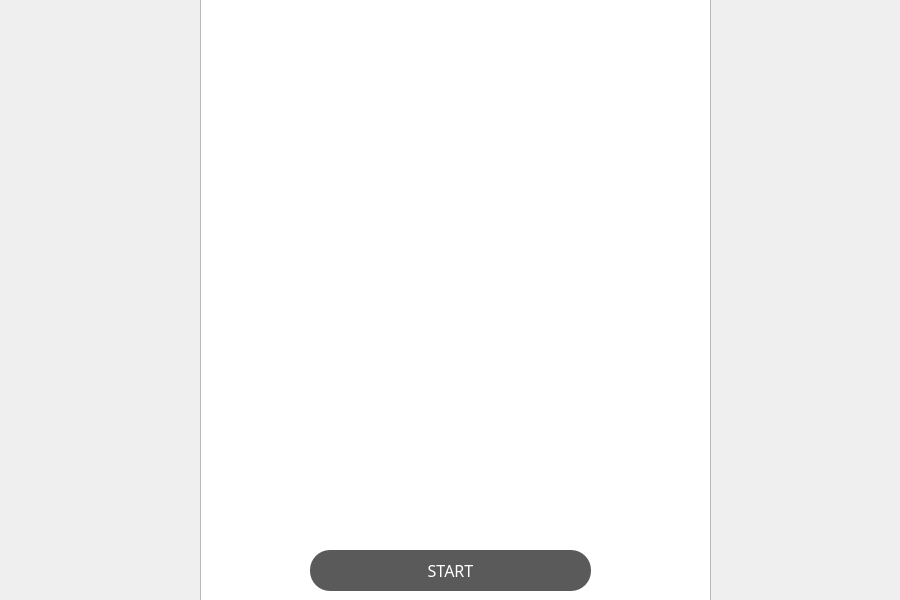
Above: mainwindow.ui from 262094/Financify before the change. Below: the same form after it.
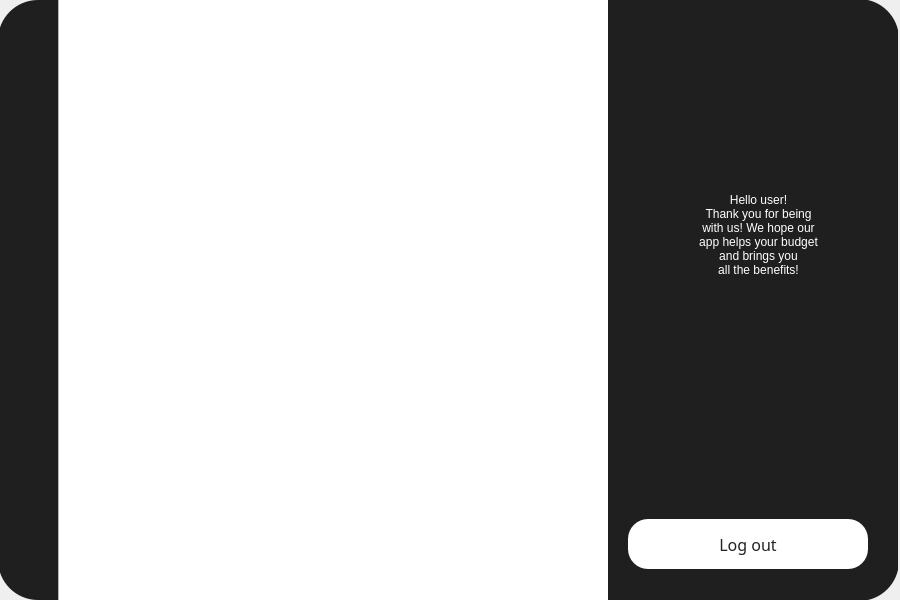
That is the form after the change. The open tabs and pages were chosen to show the change. Icons and pictures are not drawn.

```diff
--- a/mainwindow.ui
+++ b/mainwindow.ui
@@ -2186,6 +2186,324 @@
       </widget>
      </widget>
     </widget>
+    <widget class="QWidget" name="userspage">
+     <widget class="QWidget" name="leftMenuWidget_4" native="true">
+      <property name="enabled">
+       <bool>true</bool>
+      </property>
+      <property name="geometry">
+       <rect>
+        <x>-2</x>
+        <y>0</y>
+        <width>60</width>
+        <height>600</height>
+       </rect>
+      </property>
+      <property name="styleSheet">
+       <string notr="true">QWidget#leftMenuWidget_4{
+background-color: rgb(31,31,31);
+border-top-left-radius:40px;
+border-bottom-left-radius:40px;
+}</string>
+      </property>
+      <widget class="QPushButton" name="accountButton_4">
+       <property name="geometry">
+        <rect>
+         <x>16</x>
+         <y>130</y>
+         <width>28</width>
+         <height>28</height>
+        </rect>
+       </property>
+       <property name="styleSheet">
+        <string notr="true">QWidget#accountButton_4{
+image: url(:/new/prefix1/icons//user_clicked.svg);
+border: none;
+outline: none;
+}</string>
+       </property>
+       <property name="text">
+        <string/>
+       </property>
+       <property name="iconSize">
+        <size>
+         <width>20</width>
+         <height>20</height>
+        </size>
+       </property>
+       <property name="checkable">
+        <bool>false</bool>
+       </property>
+       <property name="flat">
+        <bool>true</bool>
+       </property>
+      </widget>
+      <widget class="QPushButton" name="chartButton_4">
+       <property name="enabled">
+        <bool>true</bool>
+       </property>
+       <property name="geometry">
+        <rect>
+         <x>16</x>
+         <y>200</y>
+         <width>28</width>
+         <height>28</height>
+        </rect>
+       </property>
+       <property name="styleSheet">
+        <string notr="true">QWidget#chartButton_4{
+	image: url(:/new/prefix1/icons/pie-chart.svg);
+border: none;
+outline: none;
+}
+</string>
+       </property>
+       <property name="text">
+        <string/>
+       </property>
+       <property name="iconSize">
+        <size>
+         <width>20</width>
+         <height>20</height>
+        </size>
+       </property>
+       <property name="checkable">
+        <bool>false</bool>
+       </property>
+       <property name="checked">
+        <bool>false</bool>
+       </property>
+       <property name="default">
+        <bool>false</bool>
+       </property>
+       <property name="flat">
+        <bool>true</bool>
+       </property>
+      </widget>
+      <widget class="QPushButton" name="homeButton_4">
+       <property name="geometry">
+        <rect>
+         <x>16</x>
+         <y>60</y>
+         <width>28</width>
+         <height>28</height>
+        </rect>
+       </property>
+       <property name="styleSheet">
+        <string notr="true">QWidget#homeButton_4{
+image: url(:/new/prefix1/icons/home.svg);
+border: none;
+outline: none;
+}</string>
+       </property>
+       <property name="text">
+        <string/>
+       </property>
+       <property name="iconSize">
+        <size>
+         <width>20</width>
+         <height>20</height>
+        </size>
+       </property>
+       <property name="checkable">
+        <bool>false</bool>
+       </property>
+       <property name="checked">
+        <bool>false</bool>
+       </property>
+       <property name="default">
+        <bool>false</bool>
+       </property>
+       <property name="flat">
+        <bool>true</bool>
+       </property>
+      </widget>
+     </widget>
+     <widget class="QWidget" name="mainMenuWidget_4" native="true">
+      <property name="geometry">
+       <rect>
+        <x>58</x>
+        <y>0</y>
+        <width>840</width>
+        <height>600</height>
+       </rect>
+      </property>
+      <property name="font">
+       <font>
+        <family>Poppins</family>
+        <pointsize>12</pointsize>
+        <bold>false</bold>
+       </font>
+      </property>
+      <property name="styleSheet">
+       <string notr="true">QWidget#mainMenuWidget_4{
+background-color: rgb(255, 255, 255);
+border-top-right-radius:40px;
+border-bottom-right-radius:40px;
+}
+</string>
+      </property>
+      <widget class="QWidget" name="widget_8" native="true">
+       <property name="geometry">
+        <rect>
+         <x>550</x>
+         <y>-1</y>
+         <width>291</width>
+         <height>602</height>
+        </rect>
+       </property>
+       <property name="styleSheet">
+        <string notr="true">QWidget#widget_8{
+	background-color: rgb(31, 31, 31);
+border-top-right-radius:40px;
+border-bottom-right-radius:40px;
+}
+</string>
+       </property>
+       <widget class="QWidget" name="widget_9" native="true">
+        <property name="geometry">
+         <rect>
+          <x>20</x>
+          <y>0</y>
+          <width>251</width>
+          <height>602</height>
+         </rect>
+        </property>
+        <property name="styleSheet">
+         <string notr="true">QWidget#widget_9{
+	background-color: rgb(31, 31, 31);
+border-top-right-radius:40px;
+border-bottom-right-radius:40px;
+}
+</string>
+        </property>
+        <widget class="QPushButton" name="closeButton_10">
+         <property name="geometry">
+          <rect>
+           <x>200</x>
+           <y>30</y>
+           <width>28</width>
+           <height>28</height>
+          </rect>
+         </property>
+         <property name="styleSheet">
+          <string notr="true">QWidget#closeButton_10{
+	image: url(:/new/prefix1/icons/close_2.png);
+}
+
+QWidget#closeButton_10:hover{
+	image:url(:/new/prefix1/icons/close_pressed.png);
+}
+
+QWidget#closeButton_10:pressed{
+border: none;
+outline: none;
+image:url(:/new/prefix1/icons/close_pressed.png);
+}
+</string>
+         </property>
+         <property name="text">
+          <string/>
+         </property>
+         <property name="iconSize">
+          <size>
+           <width>20</width>
+           <height>20</height>
+          </size>
+         </property>
+         <property name="flat">
+          <bool>true</bool>
+         </property>
+        </widget>
+        <widget class="QPushButton" name="logoutButton_2">
+         <property name="geometry">
+          <rect>
+           <x>0</x>
+           <y>520</y>
+           <width>240</width>
+           <height>50</height>
+          </rect>
+         </property>
+         <property name="font">
+          <font>
+           <family>Poppins</family>
+           <pointsize>12</pointsize>
+           <bold>false</bold>
+          </font>
+         </property>
+         <property name="styleSheet">
+          <string notr="true">QWidget#logoutButton_2{
+	background-color: rgb(255, 255, 255);
+	border-radius:20px;
+border: none;
+outline: none;
+	color: rgb(35,35,35);
+}
+
+QWidget#logoutButton_2:hover{
+	background-color: rgb(170, 170, 170);
+	border-radius:20px;
+	color: rgb(35,35,35);
+border: none;
+outline: none;
+}</string>
+         </property>
+         <property name="text">
+          <string>Log out</string>
+         </property>
+         <property name="flat">
+          <bool>true</bool>
+         </property>
+        </widget>
+        <widget class="QLabel" name="label_2">
+         <property name="geometry">
+          <rect>
+           <x>0</x>
+           <y>110</y>
+           <width>261</width>
+           <height>251</height>
+          </rect>
+         </property>
+         <property name="layoutDirection">
+          <enum>Qt::LeftToRight</enum>
+         </property>
+         <property name="styleSheet">
+          <string notr="true">font: 18pt &quot;Segoe UI&quot;;
+color: rgb(255, 255, 255);</string>
+         </property>
+         <property name="text">
+          <string>Hello user!
+Thank you for being
+with us! We hope our
+app helps your budget
+and brings you
+all the benefits!</string>
+         </property>
+         <property name="alignment">
+          <set>Qt::AlignCenter</set>
+         </property>
+        </widget>
+       </widget>
+      </widget>
+      <widget class="QGraphicsView" name="graphicsView_2">
+       <property name="geometry">
+        <rect>
+         <x>0</x>
+         <y>-10</y>
+         <width>571</width>
+         <height>621</height>
+        </rect>
+       </property>
+       <property name="styleSheet">
+        <string notr="true">background-image: url(:/new/prefix1/icons/graph1.png);</string>
+       </property>
+      </widget>
+      <zorder>graphicsView_2</zorder>
+      <zorder>widget_8</zorder>
+     </widget>
+     <zorder>mainMenuWidget_4</zorder>
+     <zorder>leftMenuWidget_4</zorder>
+    </widget>
     <widget class="QWidget" name="hello_page">
      <widget class="QGraphicsView" name="graphicsView">
       <property name="geometry">
```
Left out of the diff: 67 changed lines with no effect on the pictures.
